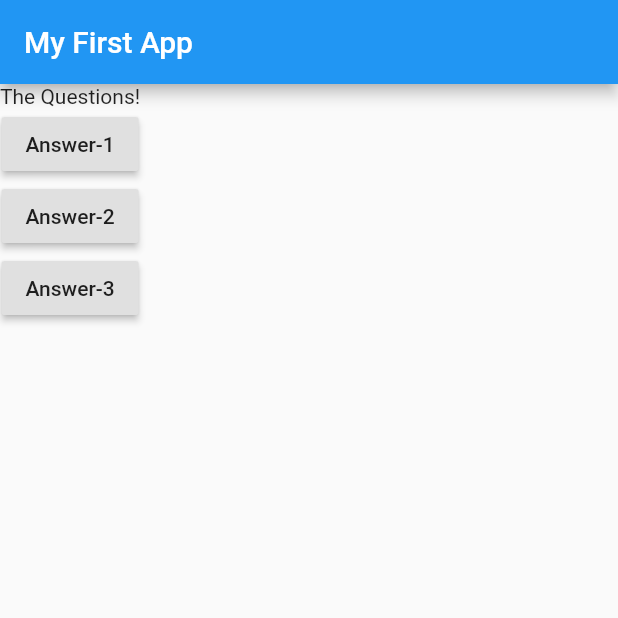
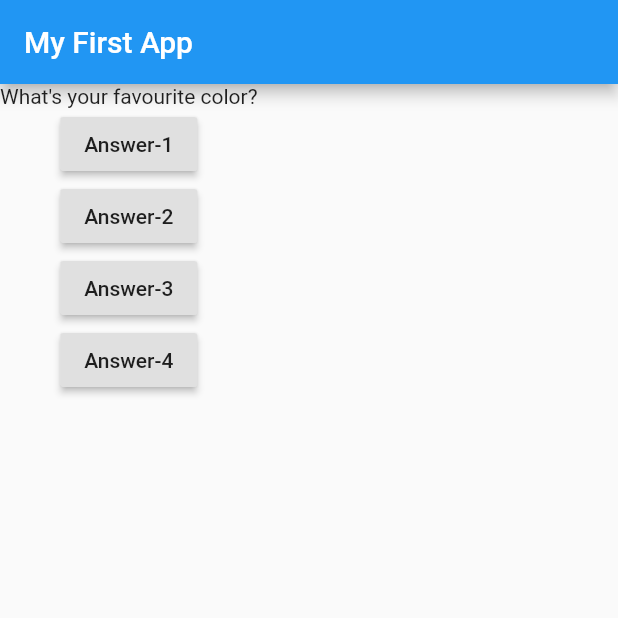
Before and after one commit to yashlad27/FlutterProjects, a Flutter app: the screen it shows after launch, after a tap on "Answer-1", on a phone screen of 412 x 824 dp, the top half of it. Run offline on Flutter 3.47's test engine with Material 2 defaults, Android fonts, the phone set to English and light mode, and no system bars.

Commit message:
extra buttons added

```diff
--- a/flutter_application_1_udemy/lib/main.dart
+++ b/flutter_application_1_udemy/lib/main.dart
@@ -10,10 +10,12 @@
 // short hand notation ( only for functions with one line of expressio )
 class MyApp extends StatelessWidget {
   //const MyApp({Key? key}) : super(key: key);
-
+  var questionIndex = 0;
   // adding functions:
   void answerQues() {
-    print('Answer chosen!');
+    questionIndex = questionIndex + 1;
+    //print('Answer chosen!');
+    print(questionIndex);
   }
 
   @override
@@ -30,7 +32,9 @@
           title: const Text('My First App'),
         ),
         body: Column(children: [
-          const Text('The Questions!'),
+          //const Text('The Questions!'),
+          //Text(questions[0]),
+          Text(questions[questionIndex]),
           RaisedButton(
             child: const Text('Answer-1'),
             onPressed: answerQues,
@@ -51,6 +55,10 @@
             // method-03: {} -> curly braces
             // curly braces for longer function body!
           ),
+          RaisedButton(
+              // child: const Tab(text: 'Answer-4'),
+              child: const Text('Answer-4'),
+              onPressed: answerQues)
           // raised button is depracated!!!
           // ElevatedButton(onPressed: onPressed, child: child)
         ]),
```
